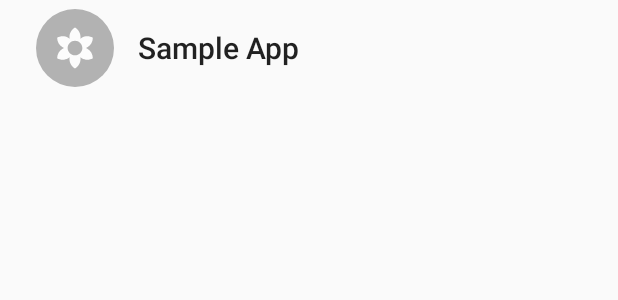
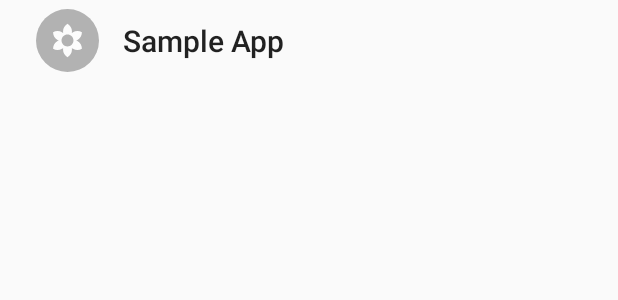
Before and after one commit to ksdme/productive, an Android app: the layout content_app_drawer_item.xml on its own in the app's theme, with its tools: preview values and no code run, on a phone screen of 412 x 824 dp. Shown: the top 300 px of the screen. Run offline under Robolectric (Android 15) with nearby library versions, the phone set to English and light mode, and no system bars.

Commit message:
Convert app icon size into style attr
- Reduce icon size
- Rename styleable

```diff
--- a/app/src/main/res/layout/content_app_drawer_item.xml
+++ b/app/src/main/res/layout/content_app_drawer_item.xml
@@ -12,8 +12,8 @@
         android:focusable="true">
 
     <ImageView
-            android:layout_width="@dimen/appDrawerItemIconSize"
-            android:layout_height="@dimen/appDrawerItemIconSize"
+            android:layout_width="?attr/appIconSizeAppDrawer"
+            android:layout_height="?attr/appIconSizeAppDrawer"
             android:contentDescription="@string/placeholder_app_icon"
             android:src="@drawable/ic_placeholder_app_icon"/>
 
--- a/app/src/main/res/values/attrs.xml
+++ b/app/src/main/res/values/attrs.xml
@@ -8,8 +8,9 @@
         <attr name="heightCustomProgress" format="dimension" />
     </declare-styleable>
 
-    <declare-styleable name="customAppDrawer">
+    <declare-styleable name="appDrawer">
         <attr name="appLabelColorAppDrawer" format="color" />
+        <attr name="appIconSizeAppDrawer" format="dimension" />
     </declare-styleable>
 
 </resources>
--- a/app/src/main/res/values/dimens.xml
+++ b/app/src/main/res/values/dimens.xml
@@ -13,7 +13,6 @@
     <dimen name="app_padding_six">28dp</dimen>
     <dimen name="app_padding_seven">32dp</dimen>
 
-    <dimen name="appDrawerItemIconSize">52dp</dimen>
     <dimen name="app_icon_size_one">16dp</dimen>
     <dimen name="app_icon_size_two">28dp</dimen>
     <dimen name="app_icon_size_three">32dp</dimen>
--- a/app/src/main/res/values/styles.xml
+++ b/app/src/main/res/values/styles.xml
@@ -6,6 +6,7 @@
         <item name="heightCustomProgress">@dimen/heightCustomProgress</item>
 
         <item name="appLabelColorAppDrawer">@color/baseColor</item>
+        <item name="appIconSizeAppDrawer">@dimen/app_icon_size_four</item>
     </style>
 
     <style name="AppTheme" parent="ComponentAppTheme">
```
